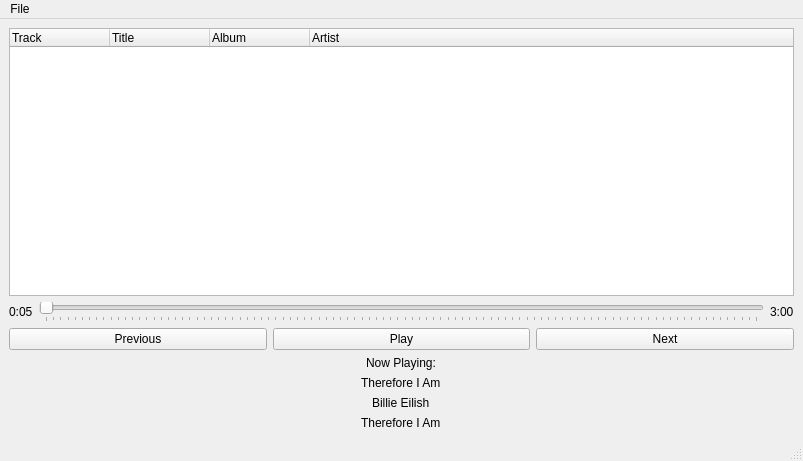
Old version of the form ui/max.ui in the repository twincie/max.
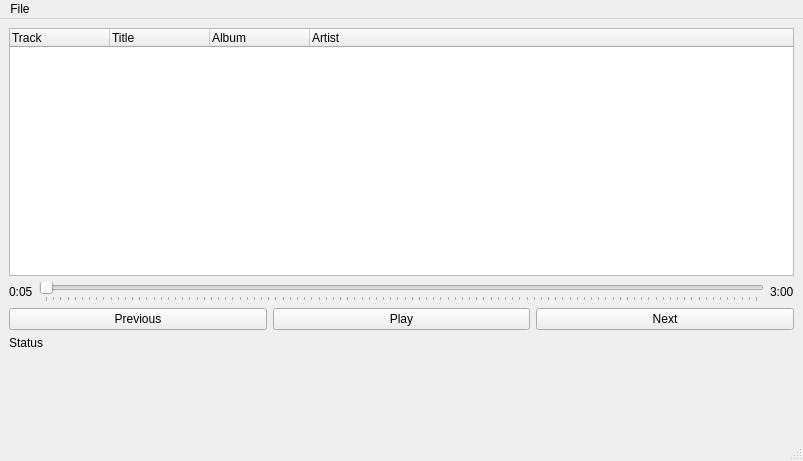
New version of the form.

Commit message: removing startup text on ui on startup and adding "status" label

Patch:
```diff
--- a/ui/max.ui
+++ b/ui/max.ui
@@ -103,31 +103,38 @@
     </item>
     <item>
      <layout class="QVBoxLayout" name="verticalLayout">
+      <item>
+       <widget class="QLabel" name="label">
+        <property name="text">
+         <string>Status</string>
+        </property>
+       </widget>
+      </item>
       <item alignment="Qt::AlignHCenter">
        <widget class="QLabel" name="playingStatus">
         <property name="text">
-         <string>Now Playing:</string>
+         <string/>
         </property>
        </widget>
       </item>
       <item alignment="Qt::AlignHCenter">
        <widget class="QLabel" name="nameStatus">
         <property name="text">
-         <string>Therefore I Am</string>
+         <string/>
         </property>
        </widget>
       </item>
       <item alignment="Qt::AlignHCenter">
        <widget class="QLabel" name="artistStatus">
         <property name="text">
-         <string>Billie Eilish</string>
+         <string/>
         </property>
        </widget>
       </item>
       <item alignment="Qt::AlignHCenter">
        <widget class="QLabel" name="albumStatus">
         <property name="text">
-         <string>Therefore I Am</string>
+         <string/>
         </property>
        </widget>
       </item>
```
